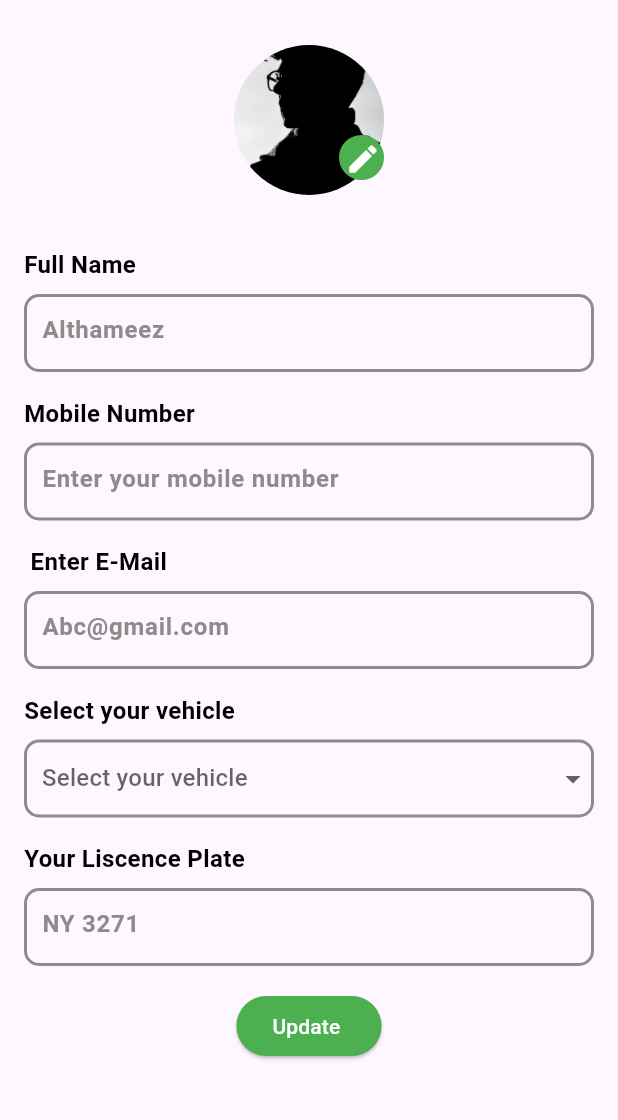
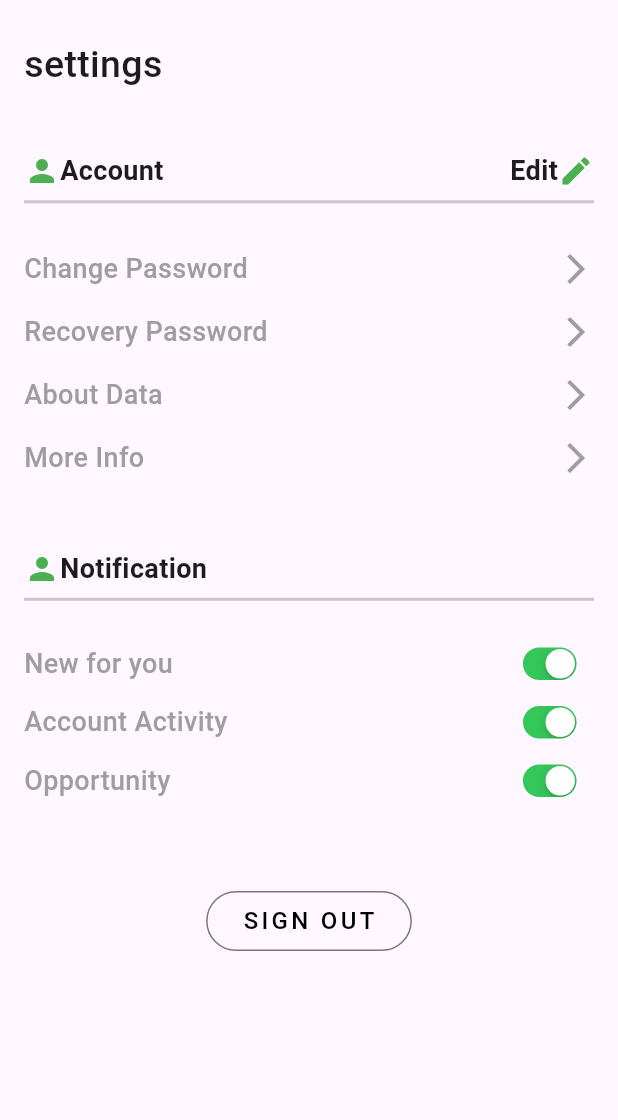
Before and after one commit to althameezhasan/profile, a Flutter app: the screen it shows after launch, on a phone screen of 412 x 824 dp, the part 84-1204 px from its top. Run offline on Flutter 3.47's test engine with Material 3 defaults, Android fonts, the light colour scheme and no system bars; missing offline and left inert: dart:ffi.

Commit message:
the changes

```diff
--- a/lib/main.dart
+++ b/lib/main.dart
@@ -1,5 +1,6 @@
 import 'package:flutter/material.dart';
-import 'package:profile_design_1/profile/profile_screen.dart';
+// import 'package:profile_design_1/profile/profile_screen.dart';
+import 'package:profile_design_1/profile/update_profile_screen.dart';
 
 void main() {
   runApp(const MyApp());
@@ -32,7 +33,6 @@ class MyApp extends StatelessWidget {
           colorScheme: ColorScheme.fromSeed(seedColor: Colors.deepPurple),
           useMaterial3: true,
         ),
-      home: const ProfileScreen()
-    );
+        home: const Main_Profile());
   }
 }
--- a/lib/profile/profile_screen.dart
+++ b/lib/profile/profile_screen.dart
@@ -10,7 +10,7 @@ class ProfileScreen extends StatefulWidget {
 }
 
 class _ProfileScreenState extends State<ProfileScreen> {
-  final List<String> vehicles = ['Car', 'Motorcycle', 'Bicycle', 'Truck'];
+  final List<String> vehicles = ['Car', 'Motorcycle', 'Auto', 'Bike'];
   String buttonLabel = "Update ";
 
   @override
@@ -121,7 +121,6 @@ class _ProfileScreenState extends State<ProfileScreen> {
                           fontSize: 16,
                           fontWeight: FontWeight.bold,
                           color: const Color.fromARGB(255, 143, 139, 139),
-
                         ),
                         border: InputBorder.none,
                       ),
@@ -142,7 +141,6 @@ class _ProfileScreenState extends State<ProfileScreen> {
                       borderRadius: BorderRadius.circular(10.0),
                       border: Border.all(
                         color: const Color.fromARGB(255, 143, 139, 139),
-
                         width: 2.0,
                       ),
                     ),
@@ -157,7 +155,6 @@ class _ProfileScreenState extends State<ProfileScreen> {
                           fontSize: 16,
                           fontWeight: FontWeight.bold,
                           color: const Color.fromARGB(255, 143, 139, 139),
-
                         ),
                         border: InputBorder.none,
                       ),
@@ -178,7 +175,6 @@ class _ProfileScreenState extends State<ProfileScreen> {
                       borderRadius: BorderRadius.circular(10.0),
                       border: Border.all(
                         color: const Color.fromARGB(255, 143, 139, 139),
-
                         width: 2.0,
                       ),
                     ),
@@ -203,7 +199,6 @@ class _ProfileScreenState extends State<ProfileScreen> {
                           fontSize: 16,
                           fontWeight: FontWeight.bold,
                           color: const Color.fromARGB(255, 143, 139, 139),
-
                         ),
                         border: InputBorder.none,
                       ),
@@ -224,7 +219,6 @@ class _ProfileScreenState extends State<ProfileScreen> {
                       borderRadius: BorderRadius.circular(10.0),
                       border: Border.all(
                         color: const Color.fromARGB(255, 143, 139, 139),
-
                         width: 2.0,
                       ),
                     ),
@@ -268,7 +262,6 @@ class _ProfileScreenState extends State<ProfileScreen> {
                       borderRadius: BorderRadius.circular(10.0),
                       border: Border.all(
                         color: const Color.fromARGB(255, 143, 139, 139),
-
                         width: 2.0,
                       ),
                     ),
@@ -281,7 +274,6 @@ class _ProfileScreenState extends State<ProfileScreen> {
                           fontSize: 16,
                           fontWeight: FontWeight.bold,
                           color: const Color.fromARGB(255, 143, 139, 139),
-
                         ),
                         border: InputBorder.none,
                       ),
--- a/lib/profile/update_profile_screen.dart
+++ b/lib/profile/update_profile_screen.dart
@@ -0,0 +1,192 @@
+import 'dart:ffi';
+
+import 'package:flutter/cupertino.dart';
+import 'package:flutter/material.dart';
+
+class Main_Profile extends StatefulWidget {
+  const Main_Profile({super.key});
+
+  @override
+  State<Main_Profile> createState() => _Main_ProfileState();
+}
+
+class _Main_ProfileState extends State<Main_Profile> {
+  @override
+  Widget build(BuildContext context) {
+    return Scaffold(
+      appBar: AppBar(
+        backgroundColor: Colors.white,
+        elevation: 1,
+        leading: IconButton(
+          icon: Icon(
+            Icons.arrow_back,
+            color: Colors.green,
+          ),
+          onPressed: () {},
+        ),
+        title: Text(
+          'Profile',
+          style: TextStyle(
+            color: Colors.green,
+          ),
+        ),
+        centerTitle: true,
+        actions: [
+          IconButton(
+            icon: Icon(
+              Icons.more_vert,
+              color: Colors.green,
+            ),
+            onPressed: () {},
+          ),
+        ],
+      ),
+      body: Container(
+        padding: EdgeInsets.only(left: 16, top: 25, right: 16),
+        child: ListView(
+          children: [
+            Text(
+              "settings",
+              style: TextStyle(fontSize: 25, fontWeight: FontWeight.w500),
+            ),
+            SizedBox(
+              height: 40,
+            ),
+            SizedBox(
+              width: 8,
+            ),
+            Row(
+              mainAxisAlignment: MainAxisAlignment.spaceBetween,
+              children: [
+                Row(
+                  children: [
+                    Icon(
+                      Icons.person,
+                      color: Colors.green,
+                    ),
+                    SizedBox(height: 8.0), // Space between icon and text
+                    Text(
+                      "Account",
+                      style:
+                          TextStyle(fontSize: 18, fontWeight: FontWeight.bold),
+                    ),
+                  ],
+                ),
+                SizedBox(width: 16.0),
+                Row(
+                  children: [
+                    // Space between icon and text
+                    Text(
+                      "Edit",
+                      style:
+                          TextStyle(fontSize: 18, fontWeight: FontWeight.bold),
+                    ),
+                    Icon(
+                      Icons.edit,
+                      color: Colors.green,
+                    ),
+                    SizedBox(height: 8.0),
+                  ],
+                ),
+              ],
+            ),
+            Divider(
+              height: 15,
+              thickness: 2,
+            ),
+            SizedBox(height: 16),
+            buildPaddedRowWithTitle("Change Password"),
+            buildPaddedRowWithTitle("Recovery Password"),
+            buildPaddedRowWithTitle("About Data"),
+            buildPaddedRowWithTitle("More Info"),
+            SizedBox(
+              height: 40,
+            ),
+            Row(
+              children: [
+                Icon(
+                  Icons.person,
+                  color: Colors.green,
+                ),
+                Text(
+                  "Notification",
+                  style: TextStyle(fontSize: 18, fontWeight: FontWeight.bold),
+                )
+              ],
+            ),
+            Divider(
+              height: 15,
+              thickness: 2,
+            ),
+            SizedBox(height: 16),
+            buildNotificationOptionRow("New for you", true),
+            buildNotificationOptionRow("Account Activity", true),
+            buildNotificationOptionRow("Opportunity", false),
+            SizedBox(
+              height: 50,
+            ),
+            Center(
+              child: OutlinedButton(
+                  onPressed: () {},
+                  child: Text(
+                    "SIGN OUT",
+                    style: TextStyle(
+                        fontSize: 16, letterSpacing: 2.2, color: Colors.black),
+                  )),
+            )
+          ],
+        ),
+      ),
+    );
+  }
+
+  Row buildNotificationOptionRow(String title, bool isActive) {
+    return Row(
+      mainAxisAlignment: MainAxisAlignment.spaceBetween,
+      children: [
+        Text(
+          title,
+          style: TextStyle(
+            fontSize: 18,
+            fontWeight: FontWeight.w500,
+            color: Colors.grey,
+          ),
+        ),
+        Transform.scale(
+            scale: 0.7,
+            child: CupertinoSwitch(
+              value: true,
+              onChanged: (bool val) {},
+            ))
+      ],
+    );
+  }
+
+  Widget buildPaddedRowWithTitle(String title) {
+    return Padding(
+      padding: const EdgeInsets.symmetric(
+          vertical: 8.0), // Adjust the padding as needed
+      child: buildRowWithTitle(title),
+    );
+  }
+
+  Row buildRowWithTitle(String title) {
+    return Row(
+      mainAxisAlignment: MainAxisAlignment.spaceBetween,
+      children: [
+        Text(
+          title,
+          style: TextStyle(
+            fontSize: 18,
+            fontWeight: FontWeight.w500,
+            color: Colors.grey,
+          ),
+        ),
+        Icon(
+          Icons.arrow_forward_ios,
+          color: Colors.grey,
+        ),
+      ],
+    );
+  }
+}
```
Lines whose indentation alone changed are shown as unchanged.
